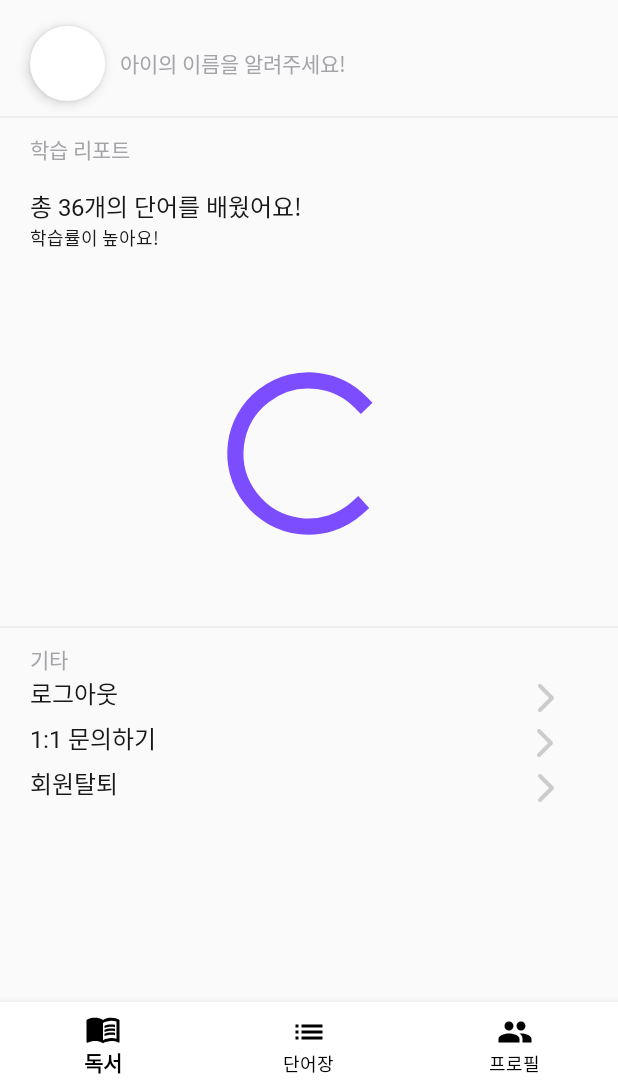
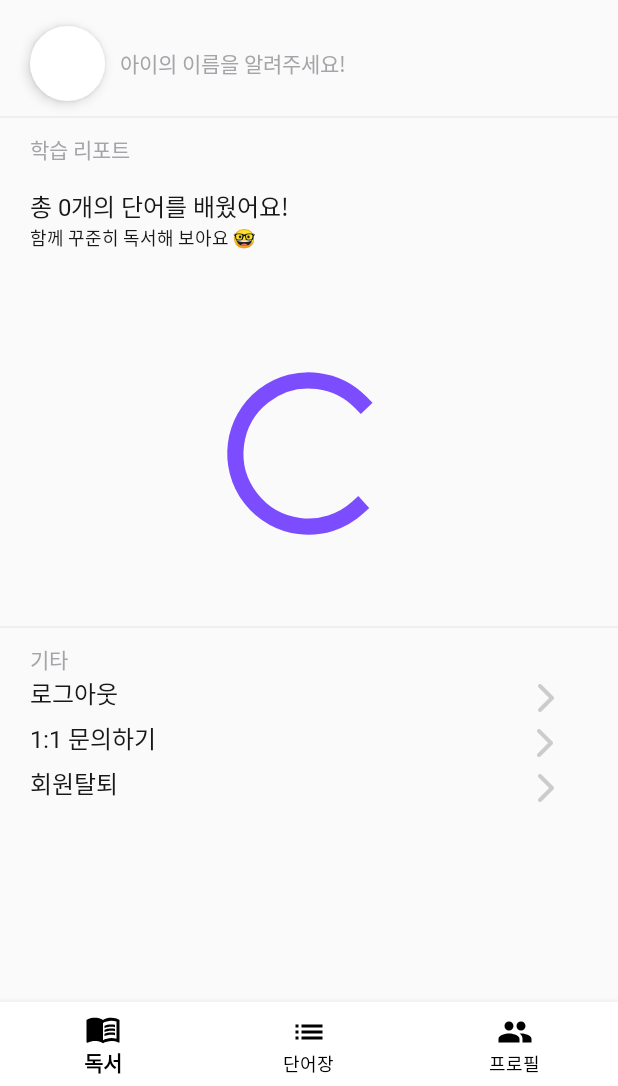
Before and after one commit to ar-child-english-edu-service-jumping/JJUMP, an Android app: the fragment ProfileFragment placed in its activity, on a phone screen of 412 x 824 dp, the part 150-1236 px from its top. Run offline under Robolectric (Android 15) with nearby library versions, the phone set to English and light mode, and no system bars; libraries missing offline, so code that uses them is left out: com.dinuscxj.progressbar, com.google.ar.sceneform; plain views replace CircleProgressBar; 2 statements that could not run were skipped.

Commit message:
feat :  add conditions to change message
condition for "studyRate" and setText using this condition

```diff
--- a/app/src/main/java/com/jjump/java/ProfileFragment.java
+++ b/app/src/main/java/com/jjump/java/ProfileFragment.java
@@ -8,6 +8,7 @@ import android.view.LayoutInflater;
 import android.view.View;
 import android.view.ViewGroup;
 import android.widget.ImageButton;
+import android.widget.TextView;
 
 import com.dinuscxj.progressbar.CircleProgressBar;
 import com.google.ar.sceneform.rendering.ModelRenderable;
@@ -19,8 +20,11 @@ public class ProfileFragment extends Fragment implements CircleProgressBar.Progr
 
     ImageButton btn_contact;
     CircleProgressBar circleProgressBar1;
+    TextView total_word_number;
+    TextView study_rate_number;
     private static final String DEFAULT_PATTERN = "%d%%";
     private int studyRate = 0;
+    private int totalWordCount = 0;
 
 
     @Override
@@ -29,6 +33,10 @@ public class ProfileFragment extends Fragment implements CircleProgressBar.Progr
         ViewGroup rootView=(ViewGroup) inflater.inflate(R.layout.fragment_profile, container, false);
 
         btn_contact = rootView.findViewById(R.id.btn_contact);
+        circleProgressBar1 = rootView.findViewById(R.id.circle_bar1);
+        total_word_number = rootView.findViewById(R.id.total_word_number);
+        study_rate_number = rootView.findViewById(R.id.study_rate_number);
+
         btn_contact.setOnClickListener(new View.OnClickListener() {
             @Override
             public void onClick(View v) {
@@ -41,10 +49,24 @@ public class ProfileFragment extends Fragment implements CircleProgressBar.Progr
                 startActivity(email);
             }
         });
-        // get 학습률 to studyRate and update progress bar
-        studyRate = 68;
-        circleProgressBar1 = rootView.findViewById(R.id.circle_bar1);
+
+        //get 총 저장한 단어 개수, save to totalWordCount and settext
+        total_word_number.setText("총 " + totalWordCount + "개의 단어를 배웠어요!");
+
+        // get 학습률, save to studyRate and update progress bar
+        studyRate = 15;
         circleProgressBar1.setProgress(studyRate);
+
+        // studyRate에 대해 지정된 메세지 출력
+        if (studyRate <= 20){
+            study_rate_number.setText("함께 꾸준히 독서해 보아요 🤓");
+        } else if(20 < studyRate && studyRate <= 50 ) {
+            study_rate_number.setText("잘하고 있어요 🥳");
+        } else if(50 < studyRate && studyRate < 80 ) {
+            study_rate_number.setText("학습률이 높아요 🤩");
+        } else if(80 < studyRate && studyRate < 100 ) {
+            study_rate_number.setText("학습률이 매우 높아요 😍");
+        }
 
         return rootView;
     }
```
